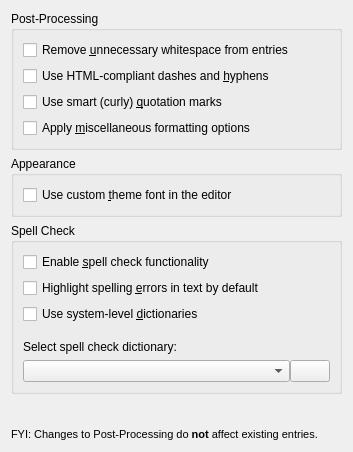
Above: ui/configurationeditor.ui from pwizard2/robojournal before the change. Below: the same form after it.
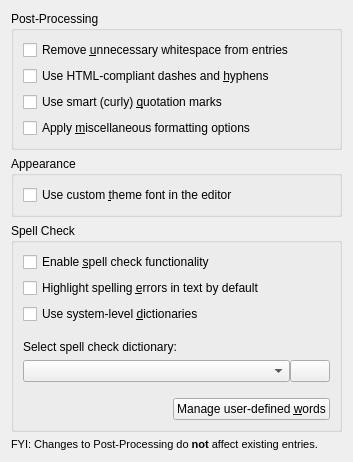
That is the form after the change. Icons and pictures are not drawn.

Commit message: added user-fefined words form foundation (doesn't work yet)

```diff
--- a/ui/configurationeditor.ui
+++ b/ui/configurationeditor.ui
@@ -170,6 +170,53 @@
         </item>
        </layout>
       </item>
+      <item>
+       <spacer name="verticalSpacer_3">
+        <property name="orientation">
+         <enum>Qt::Vertical</enum>
+        </property>
+        <property name="sizeType">
+         <enum>QSizePolicy::Fixed</enum>
+        </property>
+        <property name="sizeHint" stdset="0">
+         <size>
+          <width>20</width>
+          <height>10</height>
+         </size>
+        </property>
+       </spacer>
+      </item>
+      <item>
+       <layout class="QHBoxLayout" name="horizontalLayout_2">
+        <property name="spacing">
+         <number>0</number>
+        </property>
+        <item>
+         <spacer name="horizontalSpacer">
+          <property name="orientation">
+           <enum>Qt::Horizontal</enum>
+          </property>
+          <property name="sizeHint" stdset="0">
+           <size>
+            <width>40</width>
+            <height>20</height>
+           </size>
+          </property>
+         </spacer>
+        </item>
+        <item>
+         <widget class="QPushButton" name="ManageUDWords">
+          <property name="text">
+           <string>Manage user-defined &amp;words</string>
+          </property>
+          <property name="icon">
+           <iconset resource="../images.qrc">
+            <normaloff>:/icons/spell-check-error.png</normaloff>:/icons/spell-check-error.png</iconset>
+          </property>
+         </widget>
+        </item>
+       </layout>
+      </item>
      </layout>
     </widget>
    </item>
```
The commit also changes 6 other files.
